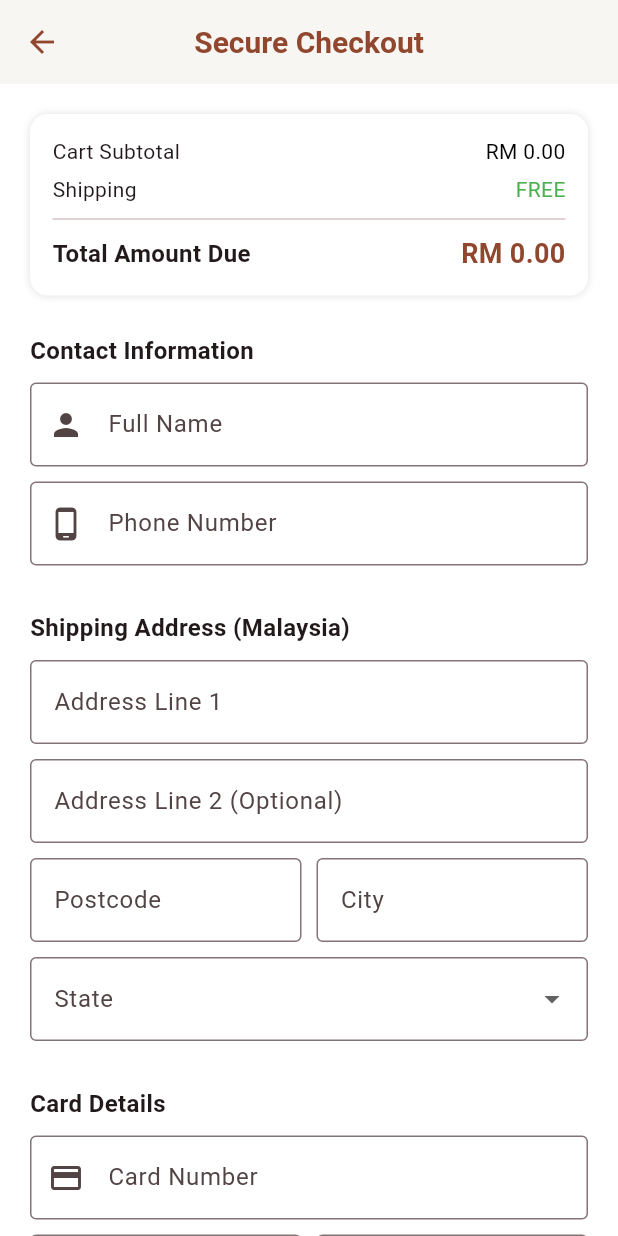
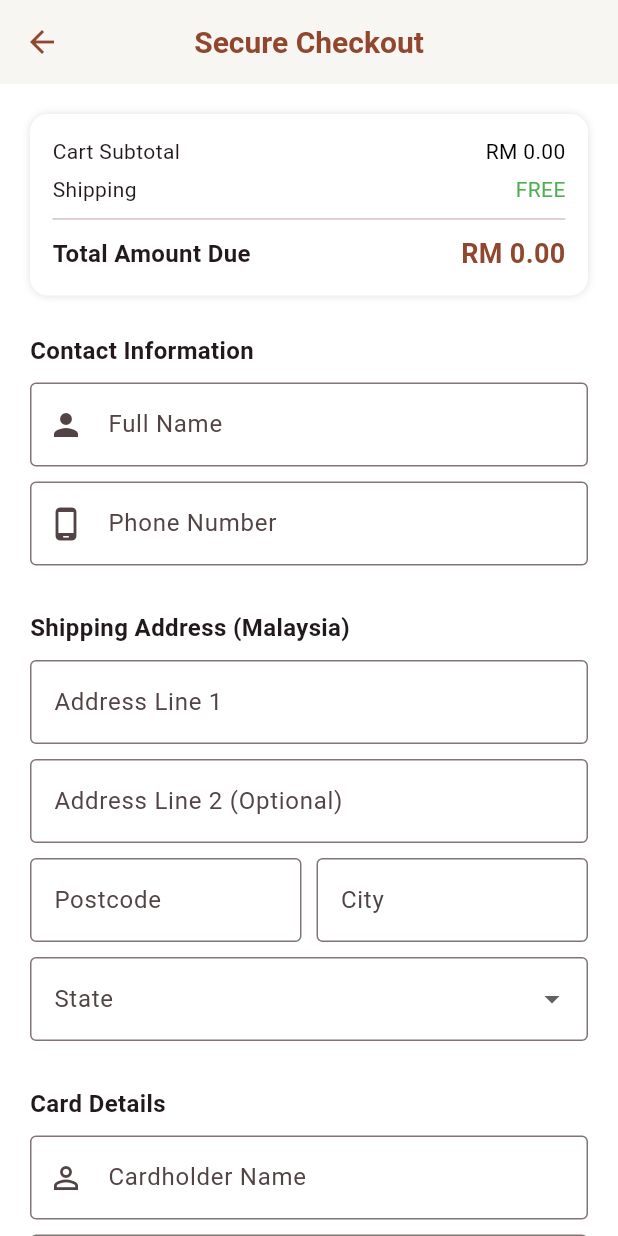
Before and after one commit to jingwen320/skinmate, a Flutter app: the MockPaymentPage screen opened directly with empty values, on a phone screen of 412 x 824 dp. Run offline on Flutter 3.47's test engine with Material 3 defaults, Android fonts, the phone set to English and light mode, and no system bars; our stand-ins replace camera, file_picker, flutter_local_notifications, image_picker, permission_handler, shared_preferences and 2 more; missing offline and left inert: flutter_pdfview, google_mlkit_face_detection, pusher_channels_flutter, webview_flutter_android; accounts and stored records are empty.

Commit message:
feat: Modify checkout process

```diff
--- a/lib/pages/mock_payment_page.dart
+++ b/lib/pages/mock_payment_page.dart
@@ -20,6 +20,8 @@ class MockPaymentPage extends StatefulWidget {
 
 class _MockPaymentPageState extends State<MockPaymentPage> {
   final _formKey = GlobalKey<FormState>();
+
+  final _cardHolderNameController = TextEditingController();
   final _cardNumberController = TextEditingController();
 
   final _nameController = TextEditingController();
@@ -156,6 +158,8 @@ class _MockPaymentPageState extends State<MockPaymentPage> {
       String region = _eastMalaysia.contains(_selectedState) ? "East Malaysia" : "West Malaysia";
 
       final String finalFormattedPhone = "+60$rawPhoneInput";
+
+      // final String cardHolderName = _cardHolderNameController.text.trim();
 
       final response = await ApiService.checkout(
         userId: widget.userId,
@@ -379,6 +383,21 @@ class _MockPaymentPageState extends State<MockPaymentPage> {
               // 💳 Dummy Gateway Card Inputs
               const Text("Card Details", style: TextStyle(fontSize: 16, fontWeight: FontWeight.bold)),
               const SizedBox(height: 10),
+
+              TextFormField(
+                controller: _cardHolderNameController,
+                keyboardType: TextInputType.name,
+                textCapitalization: TextCapitalization.characters,
+                decoration: const InputDecoration(
+                  border: OutlineInputBorder(),
+                  labelText: 'Cardholder Name',
+                  // hintText: 'e.g. WEN NGIN',
+                  prefixIcon: Icon(Icons.person_outline)
+                ),
+                validator: (val) => val == null || val.trim().isEmpty ? 'Please enter the name on card' : null,
+              ),
+              const SizedBox(height: 10),
+
               TextFormField(
                 controller: _cardNumberController,
                 keyboardType: TextInputType.number,
```
